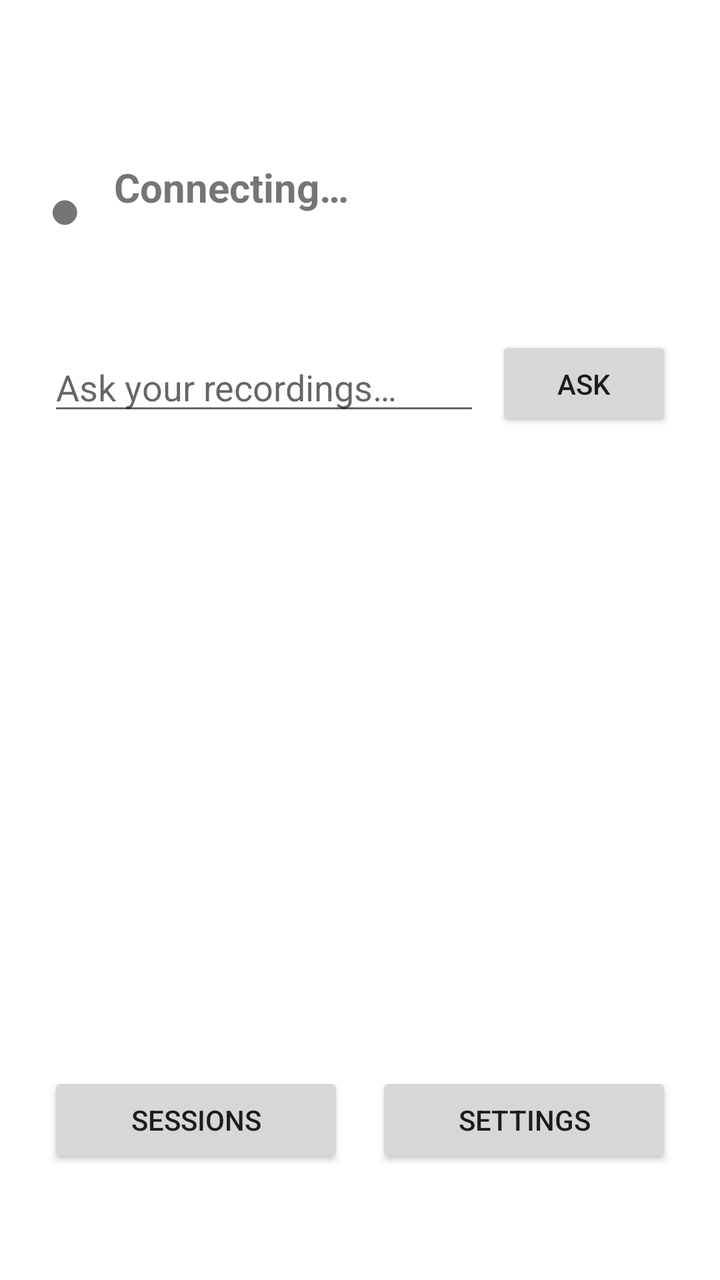
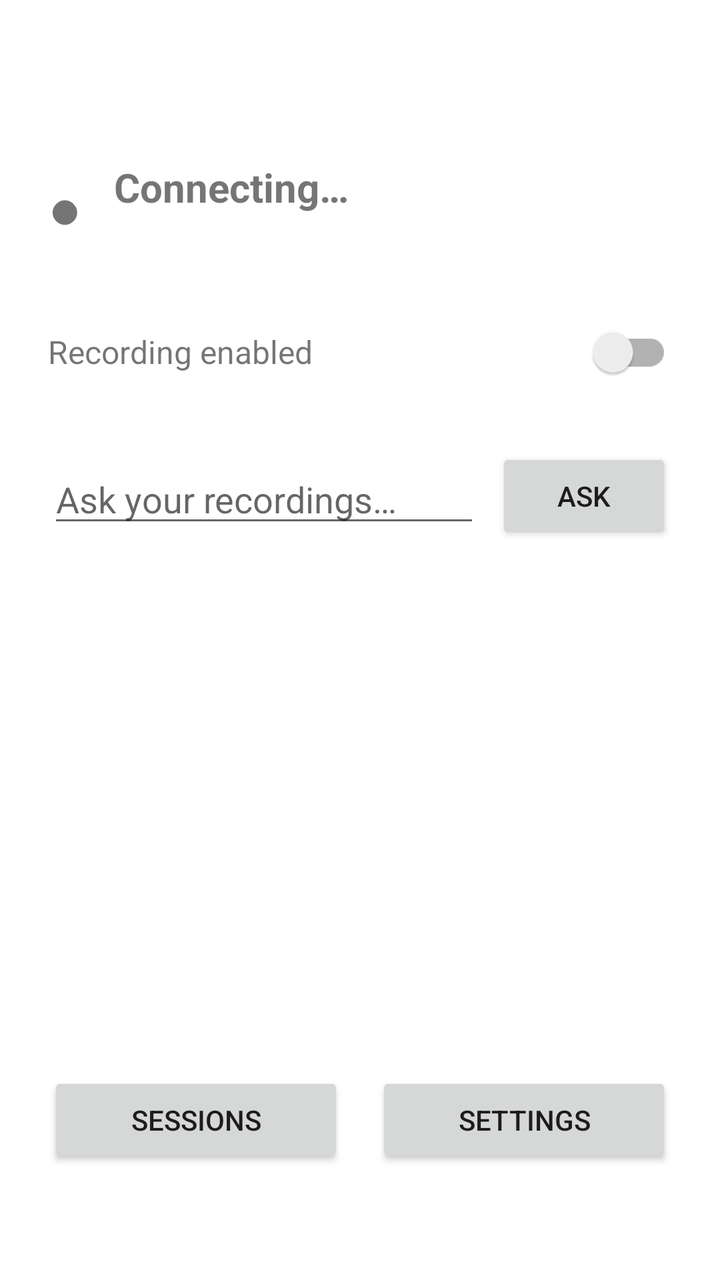

Before-and-after screenshots of an Android layout around one commit, followed by the original layout XML and the change that was made.
<!-- AndroidManifest.xml: application theme Theme.AudioCapture -->
<!-- res/layout/activity_main.xml -->
<?xml version="1.0" encoding="utf-8"?>
<LinearLayout
    xmlns:android="http://schemas.android.com/apk/res/android"
    android:layout_width="match_parent"
    android:layout_height="match_parent"
    android:orientation="vertical"
    android:padding="24dp">

    
    <LinearLayout
        android:layout_width="match_parent"
        android:layout_height="wrap_content"
        android:orientation="horizontal"
        android:gravity="center_vertical"
        android:layout_marginTop="56dp">

        <TextView
            android:id="@+id/tv_recording_dot"
            android:layout_width="wrap_content"
            android:layout_height="wrap_content"
            android:text="&#9679;"
            android:textSize="28sp" />

        <LinearLayout
            android:layout_width="0dp"
            android:layout_height="wrap_content"
            android:layout_weight="1"
            android:orientation="vertical"
            android:layout_marginStart="16dp">

            <TextView
                android:id="@+id/tv_recording_state"
                android:layout_width="wrap_content"
                android:layout_height="wrap_content"
                android:text="Connecting…"
                android:textSize="20sp"
                android:textStyle="bold" />

            <TextView
                android:id="@+id/tv_stats"
                android:layout_width="wrap_content"
                android:layout_height="wrap_content"
                android:textSize="14sp"
                android:textColor="#888888"
                android:layout_marginTop="2dp" />
        </LinearLayout>
    </LinearLayout>

    
    <LinearLayout
        android:layout_width="match_parent"
        android:layout_height="wrap_content"
        android:orientation="horizontal"
        android:gravity="center_vertical"
        android:layout_marginTop="40dp">

        <EditText
            android:id="@+id/et_ask"
            android:layout_width="0dp"
            android:layout_height="wrap_content"
            android:layout_weight="1"
            android:hint="Ask your recordings…"
            android:inputType="text"
            android:imeOptions="actionSend"
            android:maxLines="1" />

        <Button
            android:id="@+id/btn_ask"
            android:layout_width="wrap_content"
            android:layout_height="wrap_content"
            android:text="Ask"
            android:layout_marginStart="8dp" />
    </LinearLayout>

    
    <Button
        android:id="@+id/btn_upload_now"
        android:layout_width="match_parent"
        android:layout_height="wrap_content"
        android:text="Upload now"
        android:visibility="gone"
        android:layout_marginTop="16dp" />

    
    <View
        android:layout_width="match_parent"
        android:layout_height="0dp"
        android:layout_weight="1" />

    
    <LinearLayout
        android:layout_width="match_parent"
        android:layout_height="wrap_content"
        android:orientation="horizontal"
        android:layout_marginBottom="32dp">

        <Button
            android:id="@+id/btn_sessions"
            android:layout_width="0dp"
            android:layout_height="wrap_content"
            android:layout_weight="1"
            android:text="Sessions"
            android:layout_marginEnd="8dp" />

        <Button
            android:id="@+id/btn_settings"
            android:layout_width="0dp"
            android:layout_height="wrap_content"
            android:layout_weight="1"
            android:text="Settings"
            android:layout_marginStart="8dp" />
    </LinearLayout>
</LinearLayout>
<!-- resources referenced by this layout -->
<resources>
  <style name="Theme.AudioCapture" parent="Theme.MaterialComponents.DayNight.DarkActionBar">
          <item name="colorPrimary">@color/colorPrimary</item>
          <item name="colorPrimaryVariant">@color/colorPrimaryVariant</item>
          <item name="colorOnPrimary">@color/colorOnPrimary</item>
          <item name="colorSecondary">@color/colorSecondary</item>
          <item name="colorSecondaryVariant">@color/colorSecondary</item>
          <item name="colorOnSecondary">@color/colorOnSecondary</item>
          <item name="android:statusBarColor">?attr/colorPrimaryVariant</item>
      </style>
  <color name="colorPrimary">#1976D2</color>
  <color name="colorPrimaryVariant">#1565C0</color>
  <color name="colorOnPrimary">#FFFFFF</color>
  <color name="colorSecondary">#03DAC6</color>
  <color name="colorOnSecondary">#000000</color>
</resources>

<!-- the commit's change to res/layout/activity_main.xml (unified diff, before → after) -->
@@ -52,7 +52,28 @@
         android:layout_height="wrap_content"
         android:orientation="horizontal"
         android:gravity="center_vertical"
-        android:layout_marginTop="40dp">
+        android:layout_marginTop="24dp">
+
+        <TextView
+            android:layout_width="0dp"
+            android:layout_height="wrap_content"
+            android:layout_weight="1"
+            android:text="Recording enabled"
+            android:textSize="16sp" />
+
+        <androidx.appcompat.widget.SwitchCompat
+            android:id="@+id/switch_recording_enabled"
+            android:layout_width="wrap_content"
+            android:layout_height="wrap_content" />
+    </LinearLayout>
+
+    
+    <LinearLayout
+        android:layout_width="match_parent"
+        android:layout_height="wrap_content"
+        android:orientation="horizontal"
+        android:gravity="center_vertical"
+        android:layout_marginTop="24dp">
 
         <EditText
             android:id="@+id/et_ask"
